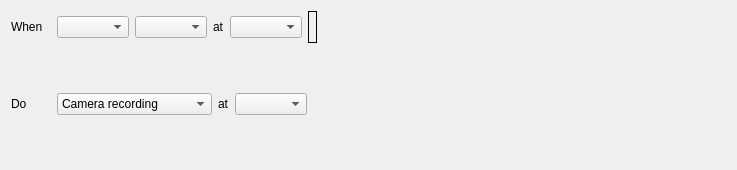
Qt form client/src/ui/widgets/business/business_rule_widget.ui (networkoptix/nx_open) before a commit.
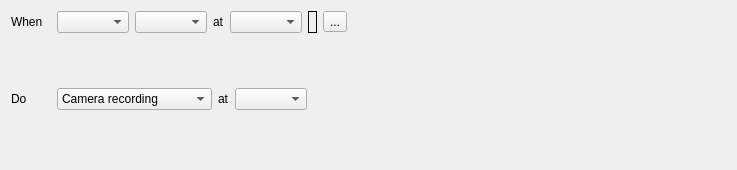
The same form after that commit.

Commit message:
Camera selection dialog. Business rules dialog and widget are context-aware now.
<==== Mercurial data ====>
Branch: master

What changed in the file:
```diff
--- a/client/src/ui/widgets/business/business_rule_widget.ui
+++ b/client/src/ui/widgets/business/business_rule_widget.ui
@@ -79,6 +79,13 @@
        </property>
       </widget>
      </item>
+     <item>
+      <widget class="QToolButton" name="eventResourcesButton">
+       <property name="text">
+        <string>...</string>
+       </property>
+      </widget>
+     </item>
      <item>
       <spacer name="eventSpacer">
        <property name="orientation">
```
The commit also changes 9 other files.
